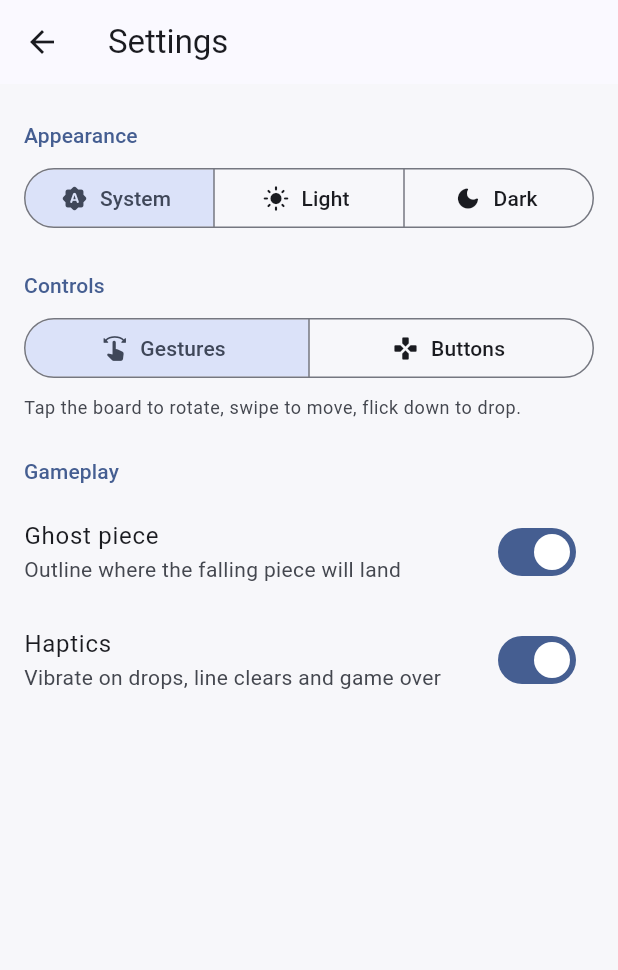
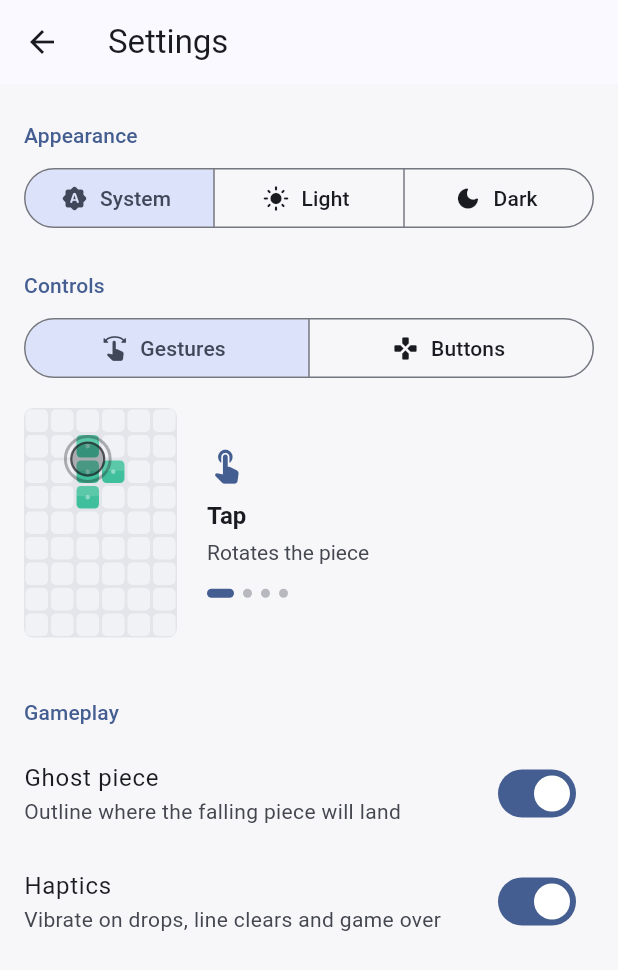
Before and after one commit to shelton15/tetris, a Flutter app: the screen it shows after launch, after a tap on the "settings" icon, on a phone screen of 412 x 824 dp. Shown: the top 970 px of the screen. Run offline on Flutter 3.47's test engine with Material 3 defaults, Android fonts, the phone set to English and light mode, and no system bars; our stand-ins replace cupertino_ui, material_ui, shared_preferences.

Commit message:
added gesture tutorial animation

```diff
--- /dev/null
+++ b/lib/settings/gesture_guide.dart
@@ -0,0 +1,324 @@
+import 'dart:math' as math;
+
+import 'package:cupertino_ui/cupertino_ui.dart';
+import 'package:material_ui/material_ui.dart';
+
+import '../game/model/piece.dart';
+import '../game/view/board_painter.dart';
+
+/// One gesture the guide demonstrates.
+enum _Move {
+  tap('Tap', 'Rotates the piece', CupertinoIcons.hand_point_right_fill, Icons.touch_app_rounded),
+  swipe(
+    'Swipe sideways',
+    'Moves one column for each cell you slide',
+    CupertinoIcons.arrow_left_right,
+    Icons.swap_horiz_rounded,
+  ),
+  drag(
+    'Drag down',
+    'Soft drop: lowers it row by row',
+    CupertinoIcons.arrow_down,
+    Icons.arrow_downward_rounded,
+  ),
+  flick(
+    'Flick down',
+    'Hard drop: sends it straight to the bottom',
+    CupertinoIcons.arrow_down_to_line,
+    Icons.vertical_align_bottom_rounded,
+  );
+
+  const _Move(this.title, this.detail, this.appleIcon, this.materialIcon);
+
+  final String title;
+  final String detail;
+  final IconData appleIcon;
+  final IconData materialIcon;
+}
+
+/// A looping demonstration of the touch gestures: a finger on a small board
+/// taps, swipes, drags and flicks while a caption names each gesture and
+/// what it does. With reduced motion on it shows the same four gestures as
+/// a still list.
+class GestureGuide extends StatefulWidget {
+  const GestureGuide({super.key, required this.isApple});
+
+  final bool isApple;
+
+  /// Time spent demonstrating each gesture.
+  static const stepDuration = Duration(milliseconds: 2600);
+
+  static final semanticsLabel = [for (final m in _Move.values) '${m.title}: ${m.detail}.'].join(' ');
+
+  @override
+  State<GestureGuide> createState() => _GestureGuideState();
+}
+
+class _GestureGuideState extends State<GestureGuide> with SingleTickerProviderStateMixin {
+  late final AnimationController _loop = AnimationController(
+    vsync: this,
+    duration: GestureGuide.stepDuration * _Move.values.length,
+  );
+
+  @override
+  void didChangeDependencies() {
+    super.didChangeDependencies();
+    if (MediaQuery.disableAnimationsOf(context)) {
+      _loop.stop();
+    } else if (!_loop.isAnimating) {
+      _loop.repeat();
+    }
+  }
+
+  @override
+  void dispose() {
+    _loop.dispose();
+    super.dispose();
+  }
+
+  IconData _icon(_Move m) => widget.isApple ? m.appleIcon : m.materialIcon;
+
+  @override
+  Widget build(BuildContext context) {
+    final theme = Theme.of(context);
+    final muted = theme.colorScheme.onSurfaceVariant;
+    final guide = MediaQuery.disableAnimationsOf(context)
+        ? _StillList(icon: _icon)
+        : AnimatedBuilder(
+            animation: _loop,
+            builder: (context, _) {
+              final progress = _loop.value * _Move.values.length;
+              final move = _Move.values[progress.floor() % _Move.values.length];
+              return Row(
+                children: [
+                  CustomPaint(
+                    size: const Size(
+                      _DemoPainter.cols * _DemoPainter.cell,
+                      _DemoPainter.rows * _DemoPainter.cell,
+                    ),
+                    painter: _DemoPainter(
+                      move: move,
+                      t: progress - progress.floor(),
+                      colors: BoardColors.of(theme.brightness),
+                      finger: theme.colorScheme.onSurface,
+                    ),
+                  ),
+                  const SizedBox(width: 20),
+                  Expanded(
+                    child: Column(
+                      crossAxisAlignment: CrossAxisAlignment.start,
+                      children: [
+                        AnimatedSwitcher(
+                          duration: const Duration(milliseconds: 250),
+                          layoutBuilder: (current, previous) =>
+                              Stack(alignment: Alignment.topLeft, children: [...previous, ?current]),
+                          child: Column(
+                            key: ValueKey(move),
+                            crossAxisAlignment: CrossAxisAlignment.start,
+                            children: [
+                              Icon(_icon(move), color: theme.colorScheme.primary, size: 26),
+                              const SizedBox(height: 8),
+                              Text(
+                                move.title,
+                                style: theme.textTheme.titleMedium?.copyWith(
+                                  fontWeight: FontWeight.w600,
+                                  letterSpacing: 0,
+                                ),
+                              ),
+                              const SizedBox(height: 2),
+                              Text(
+                                move.detail,
+                                style: theme.textTheme.bodyMedium?.copyWith(color: muted, letterSpacing: 0),
+                              ),
+                            ],
+                          ),
+                        ),
+                        const SizedBox(height: 14),
+                        Row(
+                          children: [
+                            for (final m in _Move.values)
+                              AnimatedContainer(
+                                duration: const Duration(milliseconds: 250),
+                                margin: const EdgeInsets.only(right: 6),
+                                width: m == move ? 18 : 6,
+                                height: 6,
+                                decoration: BoxDecoration(
+                                  color: m == move
+                                      ? theme.colorScheme.primary
+                                      : muted.withValues(alpha: 0.35),
+                                  borderRadius: BorderRadius.circular(3),
+                                ),
+                              ),
+                          ],
+                        ),
+                      ],
+                    ),
+                  ),
+                ],
+              );
+            },
+          );
+    return Semantics(
+      label: GestureGuide.semanticsLabel,
+      child: ExcludeSemantics(
+        child: Padding(padding: const EdgeInsets.fromLTRB(16, 4, 16, 16), child: guide),
+      ),
+    );
+  }
+}
+
+class _StillList extends StatelessWidget {
+  const _StillList({required this.icon});
+
+  final IconData Function(_Move) icon;
+
+  @override
+  Widget build(BuildContext context) {
+    final theme = Theme.of(context);
+    return Column(
+      children: [
+        for (final m in _Move.values)
+          Padding(
+            padding: const EdgeInsets.symmetric(vertical: 6),
+            child: Row(
+              children: [
+                Icon(icon(m), color: theme.colorScheme.primary, size: 22),
+                const SizedBox(width: 14),
+                Expanded(
+                  child: Text.rich(
+                    TextSpan(
+                      children: [
+                        TextSpan(
+                          text: '${m.title}  ',
+                          style: const TextStyle(fontWeight: FontWeight.w600),
+                        ),
+                        TextSpan(
+                          text: m.detail,
+                          style: TextStyle(color: theme.colorScheme.onSurfaceVariant),
+                        ),
+                      ],
+                    ),
+                    style: theme.textTheme.bodyMedium,
+                  ),
+                ),
+              ],
+            ),
+          ),
+      ],
+    );
+  }
+}
+
+/// Draws one frame of the demo: a small well, a T piece, and a fingertip.
+/// [t] runs 0→1 through the current [move]; every move starts from the same
+/// spot so each one reads on its own.
+class _DemoPainter extends CustomPainter {
+  _DemoPainter({required this.move, required this.t, required this.colors, required this.finger});
+
+  static const cols = 6;
+  static const rows = 9;
+  static const cell = 17.0;
+
+  final _Move move;
+  final double t;
+  final BoardColors colors;
+  final Color finger;
+
+  static double _ease(double t, double from, double to) =>
+      Curves.easeInOutCubic.transform(((t - from) / (to - from)).clamp(0.0, 1.0));
+
+  @override
+  void paint(Canvas canvas, Size size) {
+    canvas.drawRRect(
+      RRect.fromRectAndRadius(Offset.zero & size, const Radius.circular(cell * 0.35)),
+      Paint()..color = colors.well,
+    );
+    final empty = Paint()..color = colors.emptyCell;
+    for (var r = 0; r < rows; r++) {
+      for (var c = 0; c < cols; c++) {
+        final rect = Rect.fromLTWH(c * cell, r * cell, cell, cell).deflate(1);
+        canvas.drawRRect(RRect.fromRectAndRadius(rect, const Radius.circular(cell * 0.2)), empty);
+      }
+    }
+
+    // Piece and fingertip positions, in cells.
+    var col = 1, row = 1, rotation = 0;
+    Offset from, to;
+    double pressAt, moveFrom, moveTo;
+    switch (move) {
+      case _Move.tap:
+        from = to = const Offset(2.5, 2);
+        pressAt = 0.3;
+        moveFrom = moveTo = pressAt;
+        if (t >= 0.35) rotation = 1;
+      case _Move.swipe:
+        from = const Offset(2.5, 4.5);
+        to = const Offset(4.5, 4.5);
+        pressAt = 0.15;
+        moveFrom = 0.25;
+        moveTo = 0.7;
+        col += ((to.dx - from.dx) * _ease(t, moveFrom, moveTo)).round();
+      case _Move.drag:
+        from = const Offset(2.5, 3);
+        to = const Offset(2.5, 6.5);
+        pressAt = 0.15;
+        moveFrom = 0.25;
+        moveTo = 0.8;
+        row += ((to.dy - from.dy) * _ease(t, moveFrom, moveTo)).floor();
+      case _Move.flick:
+        from = const Offset(2.5, 2.5);
+        to = const Offset(2.5, 6.5);
+        pressAt = 0.15;
+        moveFrom = 0.3;
+        moveTo = 0.42;
+        if (t >= moveTo) row = rows - 2;
+    }
+
+    final piece = ActivePiece(PieceType.t, row: row, col: col, rotation: rotation);
+    for (final c in piece.cells) {
+      paintBlock(canvas, Rect.fromLTWH(c.col * cell, c.row * cell, cell, cell), PieceType.t);
+    }
+
+    // Fingertip: fades in, presses, travels, lifts, fades out.
+    final opacity = t < 0.1 ? t / 0.1 : (t > 0.85 ? (1 - t) / 0.15 : 1.0);
+    final down = t >= pressAt && t <= math.max(moveTo, pressAt) + 0.08;
+    final travel = _ease(t, moveFrom, moveTo);
+    final center = Offset.lerp(from, to, move == _Move.tap ? 0 : travel)! * cell;
+
+    if (move == _Move.flick && t > moveFrom && t < moveTo + 0.25) {
+      final fade = t < moveTo ? 1.0 : 1 - (t - moveTo) / 0.25;
+      canvas.drawLine(
+        from * cell,
+        center,
+        Paint()
+          ..color = finger.withValues(alpha: 0.25 * fade * opacity)
+          ..strokeWidth = 10
+          ..strokeCap = StrokeCap.round,
+      );
+    }
+    if (move == _Move.tap && t >= pressAt && t < pressAt + 0.35) {
+      final p = (t - pressAt) / 0.35;
+      canvas.drawCircle(
+        center,
+        10 + 14 * p,
+        Paint()
+          ..color = finger.withValues(alpha: 0.5 * (1 - p) * opacity)
+          ..style = PaintingStyle.stroke
+          ..strokeWidth = 2,
+      );
+    }
+    canvas.drawCircle(center, down ? 9 : 11, Paint()..color = finger.withValues(alpha: 0.28 * opacity));
+    canvas.drawCircle(
+      center,
+      down ? 9 : 11,
+      Paint()
+        ..color = finger.withValues(alpha: 0.7 * opacity)
+        ..style = PaintingStyle.stroke
+        ..strokeWidth = 1.5,
+    );
+  }
+
+  @override
+  bool shouldRepaint(_DemoPainter old) =>
+      old.t != t || old.move != move || old.colors != colors || old.finger != finger;
+}
--- a/lib/settings/settings_screen.dart
+++ b/lib/settings/settings_screen.dart
@@ -2,6 +2,7 @@ import 'package:cupertino_ui/cupertino_ui.dart';
 import 'package:material_ui/material_ui.dart';
 
 import '../game/view_model/settings_view_model.dart';
+import 'gesture_guide.dart';
 
 /// Preferences, laid out with each platform's own settings conventions:
 /// inset grouped lists on Apple platforms, Material lists elsewhere.
@@ -38,10 +39,7 @@ class SettingsScreen extends StatelessWidget {
     ControlScheme.gestures: Icons.swipe_rounded,
     ControlScheme.buttons: Icons.gamepad_rounded,
   };
-  static const _controlHints = {
-    ControlScheme.gestures: 'Tap the board to rotate, swipe to move, flick down to drop.',
-    ControlScheme.buttons: 'Buttons below the board move, drop and rotate. Hold an arrow to repeat.',
-  };
+  static const _buttonsHint = 'Buttons below the board move, drop and rotate. Hold an arrow to repeat.';
 
   static const _ghostHint = 'Outline where the falling piece will land';
   static const _hapticsHint = 'Vibrate on drops, line clears and game over';
@@ -82,10 +80,15 @@ class SettingsScreen extends StatelessWidget {
               ),
               CupertinoListSection.insetGrouped(
                 header: const Text('Controls'),
-                footer: Text(
-                  _controlHints[settings.controls]!,
-                  style: TextStyle(fontSize: 13, color: CupertinoColors.secondaryLabel.resolveFrom(context)),
+                footer: settings.controls == ControlScheme.buttons
+                    ? Text(
+                        _buttonsHint,
+                        style: TextStyle(
+                          fontSize: 13,
+                          color: CupertinoColors.secondaryLabel.resolveFrom(context),
                         ),
+                      )
+                    : null,
                 children: [
                   _cupertinoSegments(
                     value: settings.controls,
@@ -93,6 +96,9 @@ class SettingsScreen extends StatelessWidget {
                     icons: _controlIconsApple,
                     onChanged: (c) => settings.controls = c,
                   ),
+                  // Shows each gesture in motion, so the player learns them here
+                  // rather than by trial on the board.
+                  if (settings.controls == ControlScheme.gestures) const GestureGuide(isApple: true),
                 ],
               ),
               CupertinoListSection.insetGrouped(
@@ -200,10 +206,13 @@ class SettingsScreen extends StatelessWidget {
               ],
             ),
           ),
+          if (settings.controls == ControlScheme.gestures)
+            const Padding(padding: EdgeInsets.only(top: 12), child: GestureGuide(isApple: false))
+          else
             Padding(
               padding: const EdgeInsets.fromLTRB(16, 8, 16, 0),
               child: Text(
-              _controlHints[settings.controls]!,
+                _buttonsHint,
                 style: theme.textTheme.bodySmall?.copyWith(color: theme.colorScheme.onSurfaceVariant),
               ),
             ),
```
Also changed, not shown: 1 other file. Lines whose indentation alone changed are shown as unchanged.
